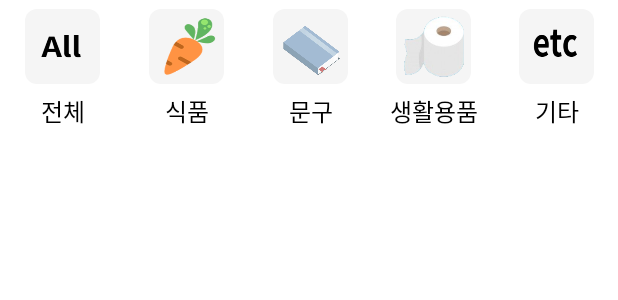
After one commit to SSAFY-8th-BuyTogether/GongGuruda, an Android app: the layout layout_category.xml on its own in the app's theme, with its tools: preview values and no code run, on a phone screen of 412 x 824 dp. The commit adds this screen. Shown: the top 300 px of the screen. Run offline under Robolectric (Android 15) with nearby library versions, the phone set to English and light mode, and no system bars.

Commit message:
[FEATURE] mainpage 화면 구현 mainpage 화면 구현 / boardAdapter 및 Board 클래스 구현중 - mainFragment 화면 구현 : fragment_main, item_board, layout_category 구현   -> layout_category : category를 선택할 수 있는 가로 layout - 필요 image 업로드 - 필요 icon 생성

```diff
--- /dev/null
+++ b/app/src/main/java/com/buy/together/data/model/Board.kt
@@ -0,0 +1,4 @@
+package com.buy.together.data.model
+
+class Board {
+}
--- /dev/null
+++ b/app/src/main/res/drawable/ic_account.xml
@@ -0,0 +1,6 @@
+<vector android:height="24dp" android:tint="#FFFFFF"
+    android:viewportHeight="24" android:viewportWidth="24"
+    android:width="24dp" xmlns:android="http://schemas.android.com/apk/res/android">
+    <path android:fillColor="@android:color/white" android:pathData="M12,2C6.48,2 2,6.48 2,12s4.48,10 10,10s10,-4.48 10,-10S17.52,2 12,2zM7.35,18.5C8.66,17.56 10.26,17 12,17s3.34,0.56 4.65,1.5C15.34,19.44 13.74,20 12,20S8.66,19.44 7.35,18.5zM18.14,17.12L18.14,17.12C16.45,15.8 14.32,15 12,15s-4.45,0.8 -6.14,2.12l0,0C4.7,15.73 4,13.95 4,12c0,-4.42 3.58,-8 8,-8s8,3.58 8,8C20,13.95 19.3,15.73 18.14,17.12z"/>
+    <path android:fillColor="@android:color/white" android:pathData="M12,6c-1.93,0 -3.5,1.57 -3.5,3.5S10.07,13 12,13s3.5,-1.57 3.5,-3.5S13.93,6 12,6zM12,11c-0.83,0 -1.5,-0.67 -1.5,-1.5S11.17,8 12,8s1.5,0.67 1.5,1.5S12.83,11 12,11z"/>
+</vector>
--- /dev/null
+++ b/app/src/main/res/drawable/ic_add.xml
@@ -0,0 +1,5 @@
+<vector android:height="24dp" android:tint="#FFFFFF"
+    android:viewportHeight="24" android:viewportWidth="24"
+    android:width="24dp" xmlns:android="http://schemas.android.com/apk/res/android">
+    <path android:fillColor="@android:color/white" android:pathData="M19,13h-6v6h-2v-6H5v-2h6V5h2v6h6v2z"/>
+</vector>
--- /dev/null
+++ b/app/src/main/res/drawable/ic_chat.xml
@@ -0,0 +1,5 @@
+<vector android:autoMirrored="true" android:height="24dp"
+    android:tint="#FFFFFF" android:viewportHeight="24"
+    android:viewportWidth="24" android:width="24dp" xmlns:android="http://schemas.android.com/apk/res/android">
+    <path android:fillColor="@android:color/white" android:pathData="M4,4h16v12L5.17,16L4,17.17L4,4m0,-2c-1.1,0 -1.99,0.9 -1.99,2L2,22l4,-4h14c1.1,0 2,-0.9 2,-2L22,4c0,-1.1 -0.9,-2 -2,-2L4,2zM6,12h8v2L6,14v-2zM6,9h12v2L6,11L6,9zM6,6h12v2L6,8L6,6z"/>
+</vector>
--- /dev/null
+++ b/app/src/main/res/drawable/ic_notification.xml
@@ -0,0 +1,5 @@
+<vector android:height="24dp" android:tint="#FFFFFF"
+    android:viewportHeight="24" android:viewportWidth="24"
+    android:width="24dp" xmlns:android="http://schemas.android.com/apk/res/android">
+    <path android:fillColor="@android:color/white" android:pathData="M12,22c1.1,0 2,-0.9 2,-2h-4c0,1.1 0.9,2 2,2zM18,16v-5c0,-3.07 -1.63,-5.64 -4.5,-6.32L13.5,4c0,-0.83 -0.67,-1.5 -1.5,-1.5s-1.5,0.67 -1.5,1.5v0.68C7.64,5.36 6,7.92 6,11v5l-2,2v1h16v-1l-2,-2zM16,17L8,17v-6c0,-2.48 1.51,-4.5 4,-4.5s4,2.02 4,4.5v6z"/>
+</vector>
--- /dev/null
+++ b/app/src/main/res/drawable/shape_category_button.xml
@@ -0,0 +1,9 @@
+<?xml version="1.0" encoding="utf-8"?>
+<shape xmlns:android="http://schemas.android.com/apk/res/android"
+    android:shape="rectangle">
+
+    <solid
+        android:color="@color/grayForBackground"/>
+    <corners android:radius="8dp"/>
+
+</shape>
--- /dev/null
+++ b/app/src/main/res/layout/layout_category.xml
@@ -0,0 +1,189 @@
+<?xml version="1.0" encoding="utf-8"?>
+
+<LinearLayout
+    xmlns:android="http://schemas.android.com/apk/res/android"
+    xmlns:app="http://schemas.android.com/apk/res-auto"
+    android:layout_width="match_parent"
+    android:layout_height="wrap_content"
+    android:orientation="horizontal"
+    app:layout_constraintEnd_toEndOf="parent"
+    app:layout_constraintStart_toStartOf="parent"
+    app:layout_constraintTop_toBottomOf="@+id/frameLayout">
+
+    <androidx.constraintlayout.widget.ConstraintLayout
+        android:id="@+id/cl_category_all"
+        android:layout_width="match_parent"
+        android:layout_height="wrap_content"
+        android:layout_marginStart="10dp"
+        android:layout_marginTop="6dp"
+        android:layout_marginEnd="10dp"
+        android:layout_marginBottom="6dp"
+        android:layout_weight="1">
+
+        <ImageButton
+            android:id="@+id/ib_img_all"
+            android:layout_width="50dp"
+            android:layout_height="0dp"
+            android:background="@drawable/shape_category_button"
+            android:scaleType="fitXY"
+            app:layout_constraintDimensionRatio="1"
+            app:layout_constraintEnd_toEndOf="parent"
+            app:layout_constraintStart_toStartOf="parent"
+            app:layout_constraintTop_toTopOf="parent"
+            app:srcCompat="@drawable/img_category_all" />
+
+        <TextView
+            android:id="@+id/tv_name_all"
+            android:layout_width="wrap_content"
+            android:layout_height="wrap_content"
+            android:layout_marginTop="6dp"
+            android:text="@string/category_all"
+            android:textSize="16sp"
+            android:textColor="@color/black"
+            app:layout_constraintEnd_toEndOf="@+id/ib_img_all"
+            app:layout_constraintStart_toStartOf="@+id/ib_img_all"
+            app:layout_constraintTop_toBottomOf="@+id/ib_img_all" />
+
+    </androidx.constraintlayout.widget.ConstraintLayout>
+    <androidx.constraintlayout.widget.ConstraintLayout
+        android:id="@+id/cl_category_food"
+        android:layout_width="match_parent"
+        android:layout_height="wrap_content"
+        android:layout_marginStart="10dp"
+        android:layout_marginTop="6dp"
+        android:layout_marginEnd="10dp"
+        android:layout_marginBottom="6dp"
+        android:layout_weight="1">
+
+        <ImageButton
+            android:id="@+id/ib_img_food"
+            android:layout_width="50dp"
+            android:layout_height="0dp"
+            android:background="@drawable/shape_category_button"
+            android:scaleType="fitXY"
+            app:layout_constraintDimensionRatio="1"
+            app:layout_constraintEnd_toEndOf="parent"
+            app:layout_constraintStart_toStartOf="parent"
+            app:layout_constraintTop_toTopOf="parent"
+            app:srcCompat="@drawable/img_category_carrot" />
+
+        <TextView
+            android:id="@+id/tv_name_food"
+            android:layout_width="wrap_content"
+            android:layout_height="wrap_content"
+            android:layout_marginTop="6dp"
+            android:textColor="@color/black"
+            android:text="@string/category_food"
+            android:textSize="16sp"
+            app:layout_constraintEnd_toEndOf="@+id/ib_img_food"
+            app:layout_constraintStart_toStartOf="@+id/ib_img_food"
+            app:layout_constraintTop_toBottomOf="@+id/ib_img_food" />
+
+    </androidx.constraintlayout.widget.ConstraintLayout>
+    <androidx.constraintlayout.widget.ConstraintLayout
+        android:id="@+id/cl_category_stationery"
+        android:layout_width="match_parent"
+        android:layout_height="wrap_content"
+        android:layout_marginStart="10dp"
+        android:layout_marginTop="6dp"
+        android:layout_marginEnd="10dp"
+        android:layout_marginBottom="6dp"
+        android:layout_weight="1">
+
+        <ImageButton
+            android:id="@+id/ib_img_stationery"
+            android:layout_width="50dp"
+            android:layout_height="0dp"
+            android:background="@drawable/shape_category_button"
+            android:scaleType="fitXY"
+            app:layout_constraintDimensionRatio="1"
+            app:layout_constraintEnd_toEndOf="parent"
+            app:layout_constraintStart_toStartOf="parent"
+            app:layout_constraintTop_toTopOf="parent"
+            app:srcCompat="@drawable/img_category_notebook" />
+
+        <TextView
+            android:id="@+id/tv_name_stationery"
+            android:layout_width="wrap_content"
+            android:layout_height="wrap_content"
+            android:layout_marginTop="6dp"
+            android:text="@string/category_stationery"
+            android:textSize="16sp"
+            android:textColor="@color/black"
+            app:layout_constraintEnd_toEndOf="@+id/ib_img_stationery"
+            app:layout_constraintStart_toStartOf="@+id/ib_img_stationery"
+            app:layout_constraintTop_toBottomOf="@+id/ib_img_stationery" />
+
+    </androidx.constraintlayout.widget.ConstraintLayout>
+    <androidx.constraintlayout.widget.ConstraintLayout
+        android:id="@+id/cl_category_daily_neccessity"
+        android:layout_width="match_parent"
+        android:layout_height="wrap_content"
+        android:layout_marginStart="10dp"
+        android:layout_marginTop="6dp"
+        android:layout_marginEnd="10dp"
+        android:layout_marginBottom="6dp"
+        android:layout_weight="1">
+
+        <ImageButton
+            android:id="@+id/ib_img_daily_neccessity"
+            android:layout_width="50dp"
+            android:layout_height="0dp"
+            android:background="@drawable/shape_category_button"
+            android:scaleType="fitXY"
+            app:layout_constraintDimensionRatio="1"
+            app:layout_constraintEnd_toEndOf="parent"
+            app:layout_constraintStart_toStartOf="parent"
+            app:layout_constraintTop_toTopOf="parent"
+            app:srcCompat="@drawable/img_category_tissue"/>
+
+        <TextView
+            android:id="@+id/tv_name_daily_neccessity"
+            android:layout_width="wrap_content"
+            android:layout_height="wrap_content"
+            android:layout_marginTop="6dp"
+            android:text="@string/category_daily_neccessity"
+            android:textSize="16sp"
+            android:textColor="@color/black"
+            app:layout_constraintEnd_toEndOf="@+id/ib_img_daily_neccessity"
+            app:layout_constraintStart_toStartOf="@+id/ib_img_daily_neccessity"
+            app:layout_constraintTop_toBottomOf="@+id/ib_img_daily_neccessity" />
+
+    </androidx.constraintlayout.widget.ConstraintLayout>
+    <androidx.constraintlayout.widget.ConstraintLayout
+        android:id="@+id/cl_category_etc"
+        android:layout_width="match_parent"
+        android:layout_height="wrap_content"
+        android:layout_marginStart="10dp"
+        android:layout_marginTop="6dp"
+        android:layout_marginEnd="10dp"
+        android:layout_marginBottom="6dp"
+        android:layout_weight="1">
+
+        <ImageButton
+            android:id="@+id/ib_img_etc"
+            android:layout_width="50dp"
+            android:layout_height="0dp"
+            android:background="@drawable/shape_category_button"
+            android:scaleType="fitXY"
+            app:layout_constraintDimensionRatio="1"
+            app:layout_constraintEnd_toEndOf="parent"
+            app:layout_constraintStart_toStartOf="parent"
+            app:layout_constraintTop_toTopOf="parent"
+            app:srcCompat="@drawable/img_category_etc" />
+
+        <TextView
+            android:id="@+id/tv_name_etc"
+            android:layout_width="wrap_content"
+            android:layout_height="wrap_content"
+            android:layout_marginTop="6dp"
+            android:text="@string/category_etc"
+            android:textSize="16sp"
+            android:textColor="@color/black"
+            app:layout_constraintEnd_toEndOf="@+id/ib_img_etc"
+            app:layout_constraintStart_toStartOf="@+id/ib_img_etc"
+            app:layout_constraintTop_toBottomOf="@+id/ib_img_etc" />
+
+    </androidx.constraintlayout.widget.ConstraintLayout>
+
+</LinearLayout>
--- a/app/src/main/res/values/strings.xml
+++ b/app/src/main/res/values/strings.xml
@@ -1,3 +1,14 @@
 <resources>
     <string name="app_name">GongGurumi</string>
+    <!-- TODO: Remove or change this placeholder text -->
+    <string name="hello_blank_fragment">Hello blank fragment</string>
+
+    <!-- Category -->
+    <string name="category_all">전체</string>
+    <string name="category_food">식품</string>
+    <string name="category_stationery">문구</string>
+    <string name="category_daily_neccessity">생활용품</string>
+    <string name="category_etc">기타</string>
+
+
 </resources>
```
Also changed, not shown: app/src/main/java/com/buy/together/ui/adapter/CategoryAdapter.kt (added, +33 -0 lines), app/src/main/java/com/buy/together/ui/view/main/MainFragment.kt (+6 -1 lines), app/src/main/res/layout/fragment_main.xml (+116 -13 lines), app/src/main/res/layout/item_board.xml (added, +70 -0 lines), app/src/main/res/drawable/img_category_all.png (added), app/src/main/res/drawable/img_category_carrot.PNG (added), app/src/main/res/drawable/img_category_etc.png (added), app/src/main/res/drawable/img_category_notebook.PNG (added), app/src/main/res/drawable/img_category_tissue.PNG (added).
